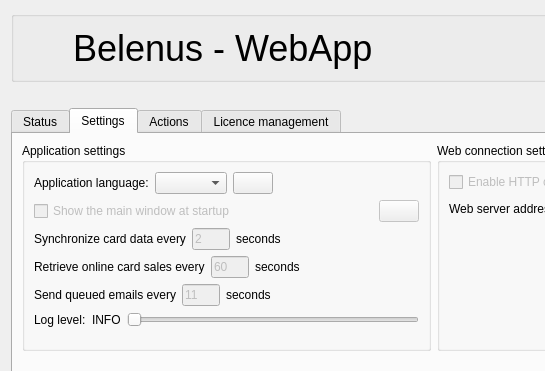
This is webapp/mainwindow.ui in tbikfalvi/Belenus as Qt 5 draws it before an edit; both pictures show x 0 to 545 and y 0 to 371 of the 780 by 465 pixel window. The edited form follows.
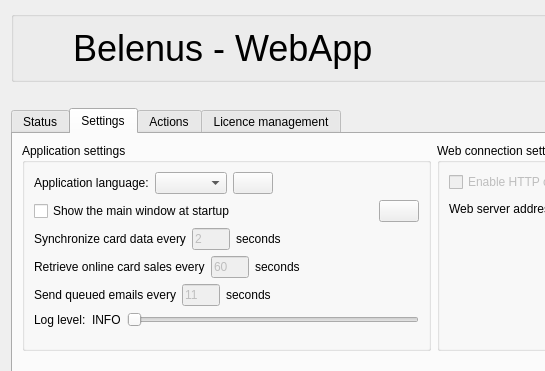
This is the edited form. The open tabs and pages were chosen to show the change. Icons and pictures are not drawn.

Patch:
```diff
--- a/webapp/mainwindow.ui
+++ b/webapp/mainwindow.ui
@@ -499,9 +499,6 @@
              <layout class="QHBoxLayout" name="startupRow">
               <item>
                <widget class="QCheckBox" name="showAtStartup">
-                <property name="enabled">
-                 <bool>false</bool>
-                </property>
                 <property name="text">
                  <string>Show the main window at startup</string>
                 </property>
@@ -522,9 +519,6 @@
               </item>
               <item>
                <widget class="QPushButton" name="saveSettings">
-                <property name="enabled">
-                 <bool>false</bool>
-                </property>
                 <property name="toolTip">
                  <string>Save application settings</string>
                 </property>
```
Left out of the diff: 50 changed lines with no effect on the pictures.
